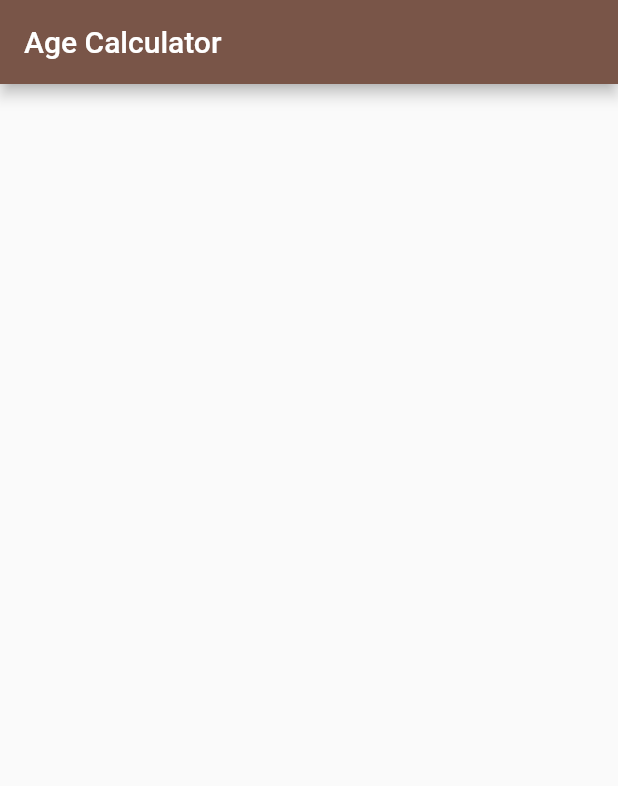
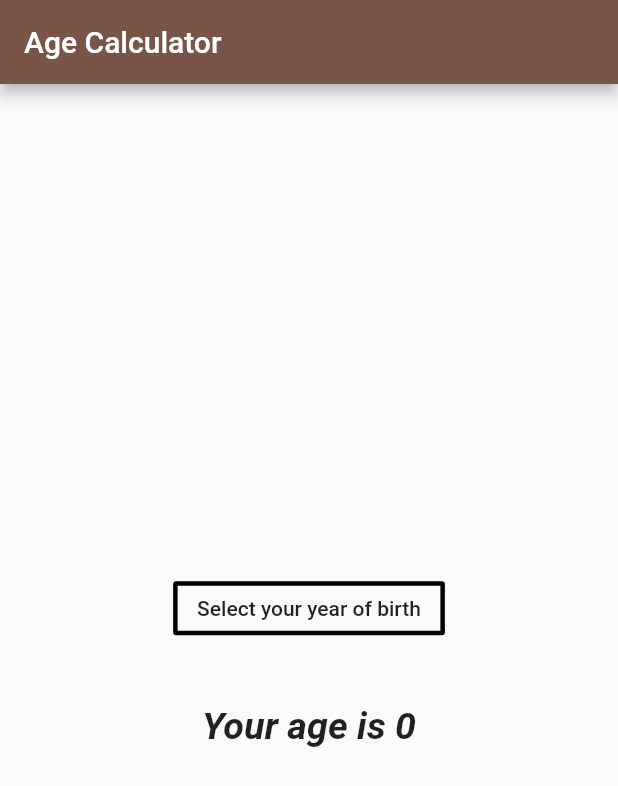
Before and after one commit to Aman9026/AgeCalculator, a Flutter app: the screen it shows after launch, on a phone screen of 412 x 824 dp. Shown: the top 786 px of the screen. Run offline on Flutter 3.47's test engine with Material 2 defaults, Android fonts, the phone set to English and light mode, and no system bars.

Commit message:
designed and implemented whole app

```diff
--- a/lib/main.dart
+++ b/lib/main.dart
@@ -11,13 +11,85 @@ class MyHomePage extends StatefulWidget {
   _MyHomePageState createState() => _MyHomePageState();
 }
 
-class _MyHomePageState extends State<MyHomePage> {
+class _MyHomePageState extends State<MyHomePage>
+    with SingleTickerProviderStateMixin {
+  double age = 0.0;
+  var selectedYear;
+  Animation animation;
+  AnimationController animationController;
+
+  @override
+  void initState() {
+    animationController = new AnimationController(
+        vsync: this, duration: new Duration(milliseconds: 1500));
+    animation = animationController;
+    super.initState();
+  }
+
+  @override
+  void dispose() {
+    animationController.dispose();
+    super.dispose();
+  }
+
+  void _showPicker() {
+    showDatePicker(
+            context: context,
+            firstDate: new DateTime(1980),
+            initialDate: new DateTime(2020),
+            lastDate: DateTime.now())
+        .then((DateTime dt) {
+      setState(() {
+        print(dt);
+        selectedYear = dt.year;
+        calculateAge();
+      });
+    });
+  }
+
+  void calculateAge() {
+    setState(() {
+      print(selectedYear);
+      age = (2020 - selectedYear).toDouble();
+      print(age);
+      animation = new Tween<double>(begin: animation.value, end: age).animate(
+          new CurvedAnimation(
+              parent: animationController, curve: Curves.fastOutSlowIn));
+      animation.addListener(() {
+        setState(() {});
+      });
+      animationController.forward();
+    });
+  }
+
   @override
   Widget build(BuildContext context) {
     return Scaffold(
       appBar: new AppBar(
         title: new Text("Age Calculator"),
       ),
+      body: new Center(
+        child: new Column(
+          mainAxisAlignment: MainAxisAlignment.center,
+          children: <Widget>[
+            new OutlineButton(
+                child: new Text(selectedYear != null
+                    ? selectedYear.toString()
+                    : "Select your year of birth"),
+                borderSide: new BorderSide(color: Colors.black, width: 3.0),
+                color: Colors.white,
+                onPressed: _showPicker),
+            new Padding(padding: const EdgeInsets.all(20.0)),
+            new Text(
+              "Your age is ${animation.value.toStringAsFixed(0)}",
+              style: new TextStyle(
+                  fontSize: 25.0,
+                  fontWeight: FontWeight.bold,
+                  fontStyle: FontStyle.italic),
+            )
+          ],
+        ),
+      ),
     );
   }
 }
```
